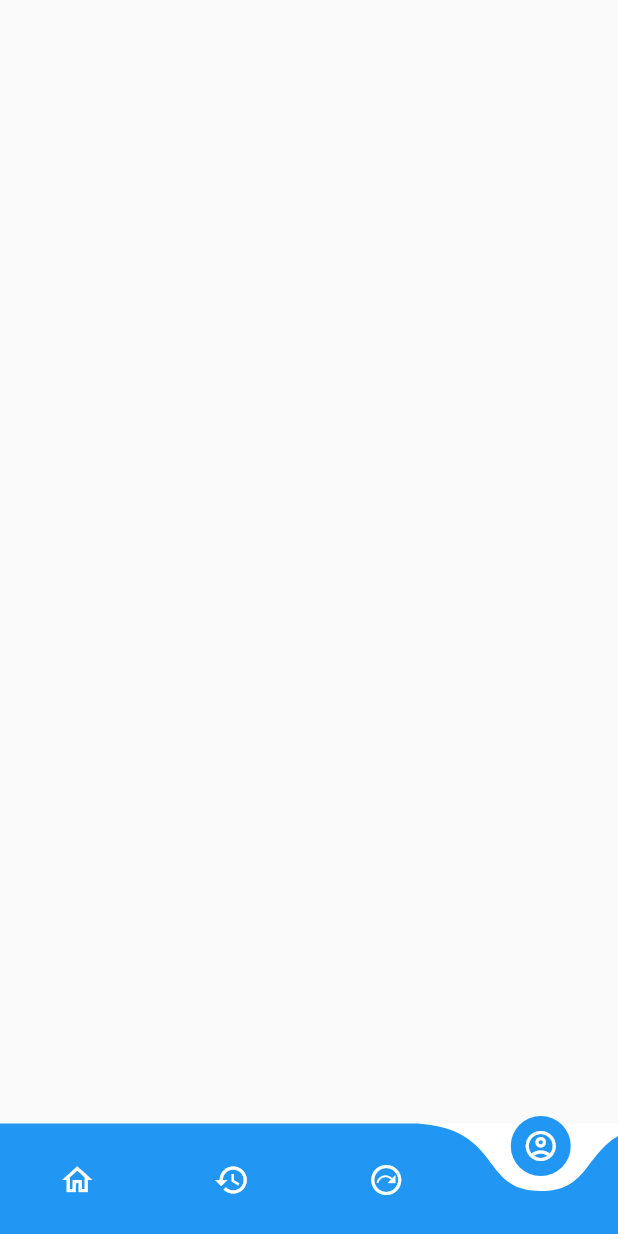
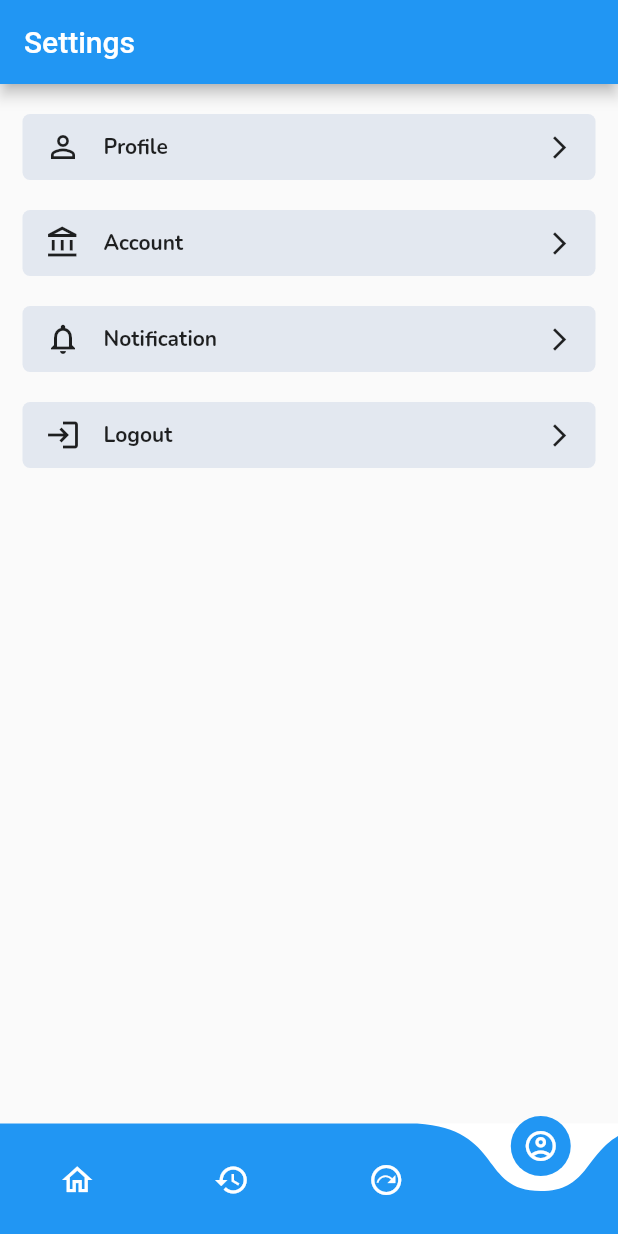
Before and after one commit to tonujewel/Tour-Tracking, a Flutter app: the MainScreen screen opened directly, item 4 of the bottom bar chosen, on a phone screen of 412 x 824 dp. Run offline on Flutter 3.47's test engine with Material 2 defaults, Android fonts, the phone set to English and light mode, and no system bars; drawn by our look-alikes of curved_navigation_bar; our stand-ins replace cloud_firestore, firebase_auth, firebase_core, get, google_fonts, google_maps_flutter and 1 more; accounts and stored records are empty.

Commit message:
add location design

```diff
--- a/lib/utils/appConstant.dart
+++ b/lib/utils/appConstant.dart
@@ -7,6 +7,8 @@ class AppConstant {
     {"title": "two", "id": "2", "lat": 23.802236, "lon": 90.3700},
     {"title": "three", "id": "3", "lat": 23.8061939, "lon": 90.3771193},
   ];
+
+ static String url = "http://open.mapquestapi.com/geocoding/v1/address?key=JLwWeakEHLi8sVUFZNcfxoREq2Tq34dP&location=";
 
   static String uid = "";
 }
--- a/lib/view/bottom_navigation/history_screen.dart
+++ b/lib/view/bottom_navigation/history_screen.dart
@@ -1,6 +1,7 @@
 import 'package:cloud_firestore/cloud_firestore.dart';
 import 'package:flutter/material.dart';
 import 'package:get/get.dart';
+import 'package:tourtracking/view/trip/add_location.dart';
 import 'package:tourtracking/view/trip/add_trip.dart';
 
 import '../../main.dart';
@@ -11,7 +12,7 @@ class HistoryScreen extends StatelessWidget {
     return Scaffold(
       floatingActionButton: FloatingActionButton(
         onPressed: () {
-          Get.to(AddTrip());
+          Get.to(AddLocation());
         },
         child: Icon(Icons.add),
       ),
--- a/lib/view/bottom_navigation/profile_screen.dart
+++ /dev/null
@@ -1,8 +0,0 @@
-import 'package:flutter/material.dart';
-
-class ProfileScreen extends StatelessWidget {
-  @override
-  Widget build(BuildContext context) {
-    return Container();
-  }
-}
--- /dev/null
+++ b/lib/view/bottom_navigation/setings_screen.dart
@@ -0,0 +1,76 @@
+import 'package:flutter/material.dart';
+import 'package:tourtracking/style/style.dart';
+
+class SettingsScreen extends StatelessWidget {
+  TextEditingController controller;
+  String hints;
+  TextInputType inputType;
+  bool obscure = false;
+
+  SettingsScreen(
+      {@required this.controller,
+      @required this.hints,
+      this.inputType,
+      this.obscure});
+
+  @override
+  Widget build(BuildContext context) {
+    Size size = MediaQuery.of(context).size;
+    return Scaffold(
+      appBar: AppBar(
+        title: Text('Settings'),
+      ),
+      body: Padding(
+        padding: EdgeInsets.only(left: 15, right: 15),
+        child: ListView(
+          physics: BouncingScrollPhysics(),
+          children: [
+
+            settingItemContainer(icon: Icon(Icons.person_outline), text: "Profile"),
+            settingItemContainer(icon: Icon(Icons.account_balance_outlined), text: "Account"),
+            settingItemContainer(icon: Icon(Icons.notifications_outlined), text: "Notification"),
+            settingItemContainer(icon: Icon(Icons.login_outlined), text: "Logout"),
+            SizedBox(
+              height: 10,
+            ),
+          ],
+        ),
+      ),
+    );
+  }
+
+  Container settingItemContainer({@required Icon icon, @required String text,Icon forward}) {
+    return Container(
+            margin: EdgeInsets.only(top: 20),
+            child: Row(
+              children: [
+                Expanded(
+                  child: Container(
+                      padding: EdgeInsets.only(top: 10, bottom: 10),
+                      decoration: BoxDecoration(
+                        color: Color(0xFFE3E8F0),
+                        borderRadius: BorderRadius.circular(5),
+                      ),
+                      child: Row(
+                        mainAxisAlignment: MainAxisAlignment.spaceBetween,
+                        children: [
+                          Row(
+                            children: [
+                              SizedBox(width: 15),
+                             icon,
+                              SizedBox(width: 15),
+                              Text(text,style: TextStyle(fontWeight: FontWeight.bold),),
+                            ],
+                          ),
+                          Padding(
+                            padding: const EdgeInsets.only(right:15),
+                            child: Icon(Icons.arrow_forward_ios,size: 18,),
+                          ),
+                        ],
+                      )),
+                ),
+              ],
+            ),
+          );
+  }
+}
--- a/lib/view/main_screen/main_screen.dart
+++ b/lib/view/main_screen/main_screen.dart
@@ -3,7 +3,7 @@ import 'package:flutter/material.dart';
 import 'package:tourtracking/view/bottom_navigation/history_screen.dart';
 import 'package:tourtracking/view/bottom_navigation/home_screen.dart';
 import 'package:tourtracking/view/bottom_navigation/plan_screen.dart';
-import 'package:tourtracking/view/bottom_navigation/profile_screen.dart';
+import 'package:tourtracking/view/bottom_navigation/setings_screen.dart';
 
 class MainScreen extends StatefulWidget {
   @override
@@ -16,7 +16,7 @@ class _MainScreenState extends State<MainScreen> {
     HomeScreen(),
     HistoryScreen(),
     PlanScreen(),
-    ProfileScreen(),
+    SettingsScreen(),
   ];
 
   @override
--- a/pubspec.yaml
+++ b/pubspec.yaml
@@ -45,6 +45,8 @@ dependencies:
 
   # bottom navigation
   curved_navigation_bar: ^0.3.7
+  # http package
+  http: ^0.12.2
 
   # The following adds the Cupertino Icons font to your application.
   # Use with the CupertinoIcons class for iOS style icons.
```
Also changed, not shown: lib/controller/search_controller.dart (added, +38 -0 lines), lib/model/searchResult.dart (added, +261 -0 lines), lib/view/trip/add_location.dart (added, +63 -0 lines), lib/view/trip/add_trip.dart (+2 -28 lines), pubspec.lock, 1 other file.
